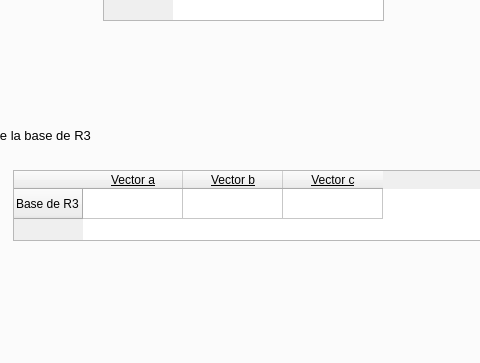
This is ProgramaConUI/InterfazMenu.ui in bryanjimenezchacon/Progra2Algebra as Qt 5 draws it before an edit; both pictures show x 109 to 589 and y 246 to 609 of the 1063 by 711 pixel window. The edited form follows.
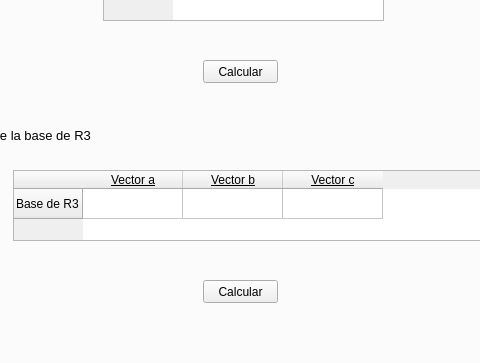
This is the edited form.

Commit message: Revisar base coenctado con interfaz

What changed in the file:
```diff
--- a/ProgramaConUI/InterfazMenu.ui
+++ b/ProgramaConUI/InterfazMenu.ui
@@ -688,6 +688,32 @@
        </widget>
       </widget>
      </widget>
+     <widget class="QPushButton" name="pushButtonCalcularR2P2">
+      <property name="geometry">
+       <rect>
+        <x>310</x>
+        <y>280</y>
+        <width>75</width>
+        <height>23</height>
+       </rect>
+      </property>
+      <property name="text">
+       <string>Calcular</string>
+      </property>
+     </widget>
+     <widget class="QPushButton" name="pushButtonCalcularR3P2">
+      <property name="geometry">
+       <rect>
+        <x>310</x>
+        <y>500</y>
+        <width>75</width>
+        <height>23</height>
+       </rect>
+      </property>
+      <property name="text">
+       <string>Calcular</string>
+      </property>
+     </widget>
     </widget>
    </widget>
   </widget>
```
The commit also changes 1 other file.
